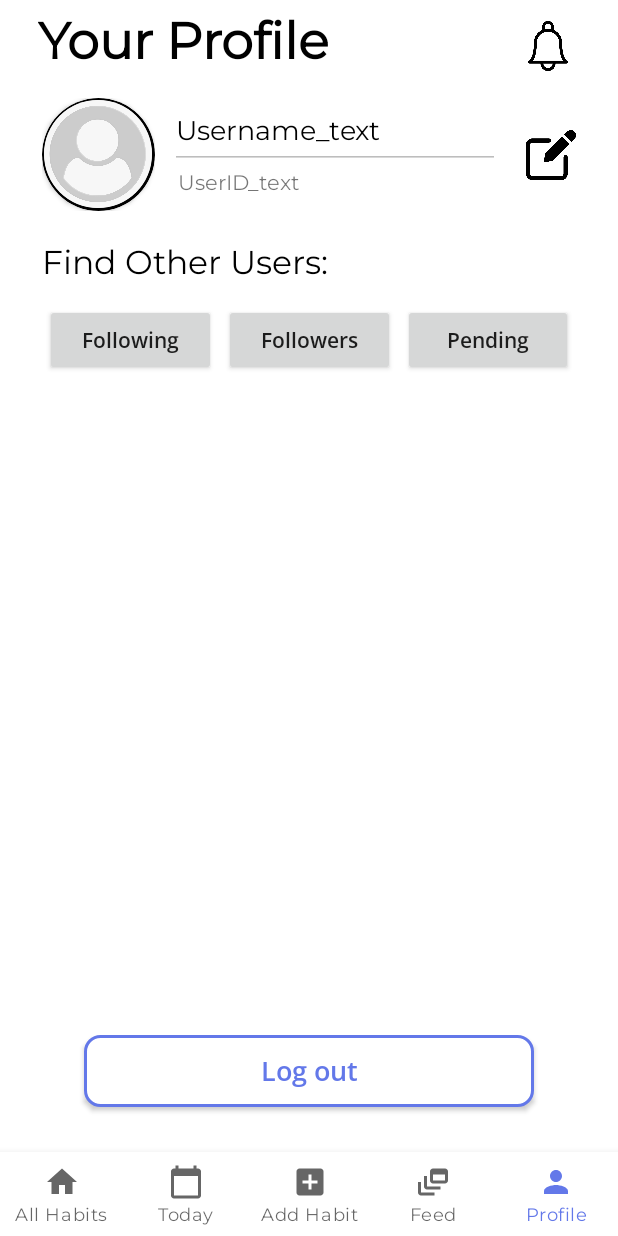
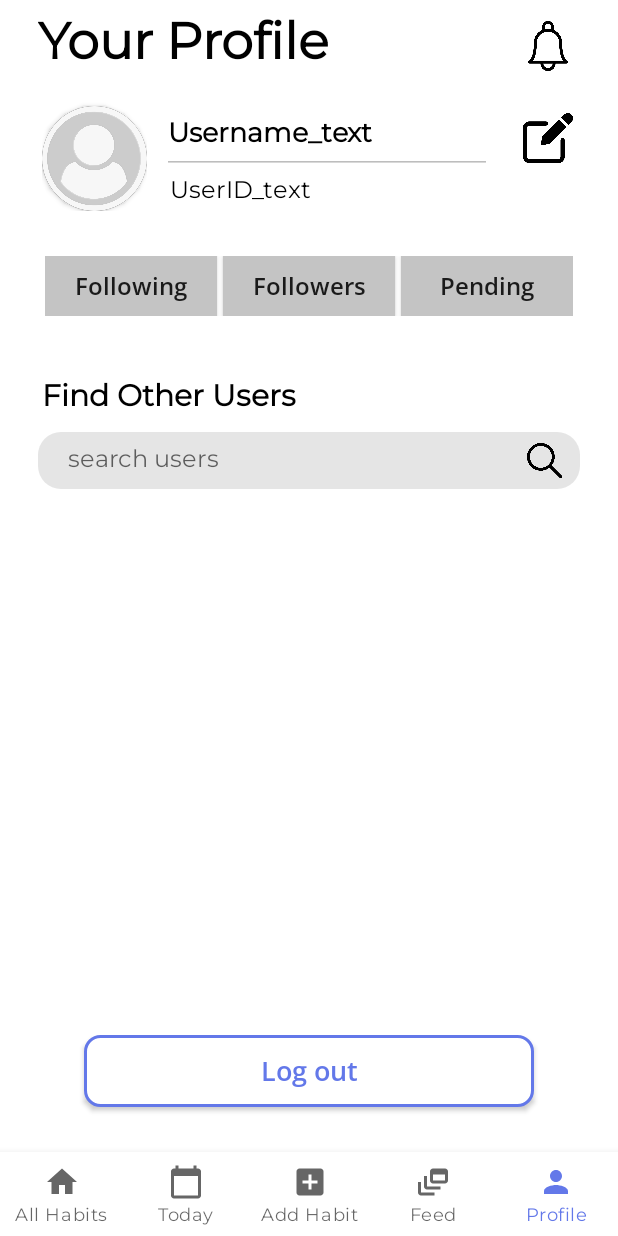
Before and after one commit to CMPUT301F21T03/Alpha-Apps, an Android app: the Profile screen opened through its navigation route, on a phone screen of 412 x 824 dp. Run offline under Robolectric (Android 15) with nearby library versions, the light colour scheme and no system bars; our stand-ins replace Firebase (no records; nobody signed in at launch, a user with empty details on screens opened directly), navigation-ui; libraries missing offline, so code that uses them is left out: com.theartofdev.edmodo; pictures from the network do not load; 9 statements that could not run were skipped.

Commit message:
Move search engine from Feed to Profile

```diff
--- a/app/src/main/java/com/example/habitapp/Fragments/Feed.java
+++ b/app/src/main/java/com/example/habitapp/Fragments/Feed.java
@@ -85,10 +85,10 @@
         Main activity = (Main) getActivity();
         userData = activity.getUserData();
 
-        searchedUserNameEdit = (EditText) view.findViewById(R.id.feed_search_field);
-        // do something
-        ImageButton searchButton = view.findViewById(R.id.feed_search_button);
-        searchButton.setOnClickListener(this::searchButtonPressed);
+//        searchedUserNameEdit = (EditText) view.findViewById(R.id.feed_search_field);
+//        // do something
+//        ImageButton searchButton = view.findViewById(R.id.feed_search_button);
+//        searchButton.setOnClickListener(this::searchButtonPressed);
 
         feedRecyclerView = view.findViewById(R.id.feed_recycler_view);
         eventsAdapter = new EventList(events, this, R.layout.feed_events_listview_content);
@@ -197,36 +197,36 @@
         });
     }
 
-    @RequiresApi(api = Build.VERSION_CODES.O)
-    private void searchButtonPressed(View view) {
-
-        FirebaseFirestore db;
-        db = FirebaseFirestore.getInstance();
-        searchedUserName = searchedUserNameEdit.getText().toString();
-
-        AlertDialog.Builder searchAlert = new AlertDialog.Builder(getActivity())
-                .setNegativeButton("OK", null);
-
-        final DocumentReference findUserRef = db.collection("Doers").document(searchedUserName);
-        findUserRef.get().addOnCompleteListener(new OnCompleteListener<DocumentSnapshot>() {
-            @Override
-            public void onComplete(@NonNull Task<DocumentSnapshot> task) {
-                if (task.isSuccessful()) {
-                    DocumentSnapshot document = task.getResult();
-                    // checks if the username searched exists in database
-                    if (document.exists()) {
-                        Map UserData = document.getData();
-                        // TODO move to user's page
-                        searchAlert.setMessage("Username: \"" + searchedUserName + "\"" + " exists!");
-                        searchAlert.show();
-                    } else {
-                        searchAlert.setMessage("Username: \"" + searchedUserName + "\"" + " doesn't exist");
-                        searchAlert.show();
-                    }
-                }
-            }
-        });
-    }
+//    @RequiresApi(api = Build.VERSION_CODES.O)
+//    private void searchButtonPressed(View view) {
+//
+//        FirebaseFirestore db;
+//        db = FirebaseFirestore.getInstance();
+//        searchedUserName = searchedUserNameEdit.getText().toString();
+//
+//        AlertDialog.Builder searchAlert = new AlertDialog.Builder(getActivity())
+//                .setNegativeButton("OK", null);
+//
+//        final DocumentReference findUserRef = db.collection("Doers").document(searchedUserName);
+//        findUserRef.get().addOnCompleteListener(new OnCompleteListener<DocumentSnapshot>() {
+//            @Override
+//            public void onComplete(@NonNull Task<DocumentSnapshot> task) {
+//                if (task.isSuccessful()) {
+//                    DocumentSnapshot document = task.getResult();
+//                    // checks if the username searched exists in database
+//                    if (document.exists()) {
+//                        Map UserData = document.getData();
+//                        // TODO move to user's page
+//                        searchAlert.setMessage("Username: \"" + searchedUserName + "\"" + " exists!");
+//                        searchAlert.show();
+//                    } else {
+//                        searchAlert.setMessage("Username: \"" + searchedUserName + "\"" + " doesn't exist");
+//                        searchAlert.show();
+//                    }
+//                }
+//            }
+//        });
+//    }
 
     @Override
     public void onEventClick(int position) {
--- a/app/src/main/java/com/example/habitapp/Fragments/Profile.java
+++ b/app/src/main/java/com/example/habitapp/Fragments/Profile.java
@@ -120,7 +120,7 @@
         TextView idView = view.findViewById(R.id.profilelistentry_id);
         profilePicView.setImageBitmap(profile.getProfilePic());
         usernameEditText.setText(profile.getName());
-        idView.setText(profile.getUniqueID());
+        idView.setText("@"+profile.getUniqueID());
     }
 
     public void getUserData(){
--- /dev/null
+++ b/app/src/main/res/drawable/grey_button.xml
@@ -0,0 +1,18 @@
+<?xml version="1.0" encoding="utf-8"?>
+<selector xmlns:android="http://schemas.android.com/apk/res/android">
+    <item android:state_pressed="false">
+        <shape android:shape="rectangle">
+            <solid android:color="#C4C4C4"/>
+            <!--            <corners android:radius="10dp"/>-->
+            <!--            <size-->
+            <!--                android:height="35dp"-->
+            <!--                android:width="300dp" />-->
+        </shape>
+    </item>
+    <item android:state_pressed="true">
+        <shape android:shape="rectangle">
+            <!--            <corners android:radius="10dp"/>-->
+            <solid android:color="#969696"/>
+        </shape>
+    </item>
+</selector>
--- a/app/src/main/res/layout/feed.xml
+++ b/app/src/main/res/layout/feed.xml
@@ -48,39 +48,6 @@
         app:layout_constraintStart_toStartOf="parent"
         app:layout_constraintTop_toTopOf="parent" />
 
-    <EditText
-        android:id="@+id/feed_search_field"
-        android:layout_width="0dp"
-        android:layout_height="wrap_content"
-        android:layout_marginTop="8dp"
-        android:background="@drawable/search_engine"
-        android:ems="10"
-        android:fontFamily="@font/montserrat"
-        android:hint="search users"
-        android:inputType="textPersonName"
-        android:paddingStart="20dp"
-        android:paddingTop="7dp"
-        android:paddingEnd="20dp"
-        android:paddingBottom="7dp"
-        android:textColor="#717171"
-        android:textSize="16sp"
-        android:layout_marginStart="25dp"
-        android:layout_marginEnd="25dp"
-        app:layout_constraintEnd_toEndOf="parent"
-        app:layout_constraintStart_toStartOf="parent"
-        app:layout_constraintTop_toBottomOf="@+id/textView16" />
-
-    <ImageButton
-        android:id="@+id/feed_search_button"
-        android:layout_width="23dp"
-        android:layout_height="23dp"
-        android:layout_marginEnd="12dp"
-        android:background="@drawable/loupe"
-        android:focusable="false"
-        android:scaleType="fitXY"
-        app:layout_constraintBottom_toBottomOf="@+id/feed_search_field"
-        app:layout_constraintEnd_toEndOf="@+id/feed_search_field"
-        app:layout_constraintTop_toTopOf="@+id/feed_search_field" />
 
     <androidx.recyclerview.widget.RecyclerView
         android:id="@+id/feed_recycler_view"
@@ -92,6 +59,6 @@
         app:layout_constraintBottom_toBottomOf="parent"
         app:layout_constraintEnd_toEndOf="parent"
         app:layout_constraintStart_toStartOf="parent"
-        app:layout_constraintTop_toBottomOf="@+id/feed_search_field" />
+        app:layout_constraintTop_toBottomOf="@+id/textView16" />
 
 </androidx.constraintlayout.widget.ConstraintLayout>
--- a/app/src/main/res/layout/profile.xml
+++ b/app/src/main/res/layout/profile.xml
@@ -58,11 +58,10 @@
         android:id="@+id/profile_edit"
         android:layout_width="33dp"
         android:layout_height="33dp"
-        android:layout_marginEnd="28dp"
-
+        android:layout_marginEnd="30dp"
+        android:layout_marginTop="10dp"
         android:scaleType="fitXY"
         android:background="@null"
-        app:layout_constraintBottom_toBottomOf="@+id/constraintLayout"
         app:layout_constraintEnd_toEndOf="parent"
         app:layout_constraintTop_toTopOf="@+id/constraintLayout"
         app:srcCompat="@drawable/edit_icon" />
@@ -71,10 +70,10 @@
         android:id="@+id/profile_save_button"
         android:layout_width="33dp"
         android:layout_height="33dp"
-        android:layout_marginEnd="28dp"
+        android:layout_marginEnd="30dp"
+        android:layout_marginTop="10dp"
         android:scaleType="fitXY"
         android:background="@null"
-        app:layout_constraintBottom_toBottomOf="@+id/constraintLayout"
         app:layout_constraintEnd_toEndOf="parent"
         app:layout_constraintTop_toTopOf="@+id/constraintLayout"
         app:srcCompat="@drawable/save_icon" />
@@ -84,45 +83,48 @@
         android:layout_width="fill_parent"
         android:layout_height="wrap_content"
         android:layout_marginStart="30dp"
-        android:layout_marginTop="10dp"
+        android:layout_marginTop="30dp"
         android:layout_marginEnd="30dp"
         android:orientation="horizontal"
-        app:layout_constraintEnd_toEndOf="parent"
         app:layout_constraintHorizontal_bias="0.81"
         app:layout_constraintStart_toStartOf="parent"
-        app:layout_constraintTop_toBottomOf="@+id/textView18">
+        app:layout_constraintEnd_toEndOf="parent"
+        app:layout_constraintTop_toBottomOf="@+id/constraintLayout">
 
         <android.widget.Button
             android:id="@+id/profile_following"
             android:layout_width="wrap_content"
-            android:layout_height="wrap_content"
-            android:layout_marginEnd="5dp"
+            android:layout_height="40dp"
+            android:layout_marginEnd="4dp"
             android:layout_weight="0.33"
             android:text="Following"
             android:textAllCaps="false"
+            android:background="@drawable/grey_button"
             android:fontFamily="@font/open_sans_semibold"
-            android:textSize="14sp" />
+            android:textSize="16sp" />
 
         <android.widget.Button
             android:id="@+id/profile_followers"
             android:layout_width="wrap_content"
-            android:layout_height="wrap_content"
-            android:layout_marginEnd="5dp"
+            android:layout_height="40dp"
+            android:layout_marginEnd="4dp"
             android:layout_weight="0.33"
             android:text="Followers"
+            android:background="@drawable/grey_button"
             android:textAllCaps="false"
             android:fontFamily="@font/open_sans_semibold"
-            android:textSize="14sp" />
+            android:textSize="16sp" />
 
         <android.widget.Button
             android:id="@+id/profile_pending_button"
             android:layout_width="wrap_content"
-            android:layout_height="wrap_content"
+            android:layout_height="40dp"
             android:layout_weight="0.33"
             android:text="Pending"
+            android:background="@drawable/grey_button"
             android:textAllCaps="false"
             android:fontFamily="@font/open_sans_semibold"
-            android:textSize="14sp" />
+            android:textSize="16sp" />
     </LinearLayout>
 
     <TextView
@@ -130,12 +132,47 @@
         android:layout_width="wrap_content"
         android:layout_height="wrap_content"
         android:layout_marginStart="28dp"
-        android:layout_marginTop="20dp"
-        android:text="Find Other Users:"
+        android:layout_marginTop="40dp"
+        android:text="Find Other Users"
         android:textColor="#000000"
-        android:textSize="22sp"
+        android:textStyle="bold"
+        android:textSize="20sp"
         app:layout_constraintStart_toStartOf="parent"
-        app:layout_constraintTop_toBottomOf="@+id/constraintLayout" />
+        app:layout_constraintTop_toBottomOf="@+id/profile_linearlayout"/>
+
+    <EditText
+        android:id="@+id/profile_search_field"
+        android:layout_width="0dp"
+        android:layout_height="wrap_content"
+        android:layout_marginTop="8dp"
+        android:background="@drawable/search_engine"
+        android:ems="10"
+        android:fontFamily="@font/montserrat"
+        android:hint="search users"
+        android:inputType="textPersonName"
+        android:paddingStart="20dp"
+        android:paddingTop="7dp"
+        android:paddingEnd="20dp"
+        android:paddingBottom="7dp"
+        android:textColor="#717171"
+        android:textSize="16sp"
+        android:layout_marginStart="25dp"
+        android:layout_marginEnd="25dp"
+        app:layout_constraintEnd_toEndOf="parent"
+        app:layout_constraintStart_toStartOf="parent"
+        app:layout_constraintTop_toBottomOf="@+id/textView18" />
+
+    <ImageButton
+        android:id="@+id/profile_search_button"
+        android:layout_width="23dp"
+        android:layout_height="23dp"
+        android:layout_marginEnd="12dp"
+        android:background="@drawable/loupe"
+        android:focusable="false"
+        android:scaleType="fitXY"
+        app:layout_constraintBottom_toBottomOf="@+id/profile_search_field"
+        app:layout_constraintEnd_toEndOf="@+id/profile_search_field"
+        app:layout_constraintTop_toTopOf="@+id/profile_search_field" />
 
     <android.widget.Button
         android:id="@+id/profile_log_out"
--- a/app/src/main/res/layout/profile_list_entry.xml
+++ b/app/src/main/res/layout/profile_list_entry.xml
@@ -19,34 +19,36 @@
 
             <androidx.cardview.widget.CardView
                 android:id="@+id/profilelistentry_pfp_edit_background"
-                android:layout_width="75dp"
-                android:layout_height="75dp"
+                android:layout_width="70dp"
+                android:layout_height="70dp"
                 android:visibility="invisible"
                 app:cardBackgroundColor="@color/purple_200"
                 app:layout_constraintStart_toStartOf="parent"
-                app:layout_constraintTop_toTopOf="parent">
+                app:layout_constraintTop_toTopOf="parent"
+                app:layout_constraintBottom_toBottomOf="parent">
 
             </androidx.cardview.widget.CardView>
 
             <androidx.cardview.widget.CardView
                 android:id="@+id/profilelistentry_pfp_background"
-                android:layout_width="75dp"
-                android:layout_height="75dp"
+                android:layout_width="70dp"
+                android:layout_height="70dp"
                 app:cardBackgroundColor="@color/black"
                 app:cardCornerRadius="250dp"
                 app:layout_constraintStart_toStartOf="parent"
-                app:layout_constraintTop_toTopOf="parent">
+                app:layout_constraintTop_toTopOf="parent"
+                app:layout_constraintBottom_toBottomOf="parent">
 
                 <androidx.cardview.widget.CardView
-                    android:layout_width="72dp"
-                    android:layout_height="72dp"
-                    android:layout_gravity="center"
+                    android:layout_width="70dp"
+                    android:layout_height="70dp"
                     app:cardCornerRadius="250dp">
 
                     <ImageView
                         android:id="@+id/profilelistentry_photo"
-                        android:layout_width="72dp"
-                        android:layout_height="72dp"
+                        android:layout_width="70dp"
+                        android:layout_height="70dp"
+                        android:layout_gravity="center_vertical"
                         android:scaleType="centerCrop"
                         android:src="@drawable/default_user_icon" />
 
@@ -58,7 +60,7 @@
 
         <LinearLayout
             android:layout_width="match_parent"
-            android:layout_height="match_parent"
+            android:layout_height="fill_parent"
             android:orientation="vertical"
             android:paddingLeft="10dp">
 
@@ -66,19 +68,24 @@
                 android:id="@+id/profilelistentry_username"
                 android:layout_width="match_parent"
                 android:layout_height="wrap_content"
+                android:layout_weight="0.4"
+                android:ems="10"
+                android:textStyle="bold"
+                android:textSize="18sp"
+                android:inputType="textMultiLine"
                 android:textColor="@color/black"
-                android:ems="10"
-                android:enabled="false"
-                android:inputType="textPersonName"
                 android:text="Username_text" />
 
             <TextView
                 android:id="@+id/profilelistentry_id"
                 android:layout_width="match_parent"
                 android:layout_height="wrap_content"
-                android:layout_marginLeft="5dp"
+                android:layout_marginStart="5dp"
+                android:layout_weight="0.6"
+                android:gravity="top"
                 android:text="UserID_text"
-                android:textAlignment="viewStart" />
+                android:textColor="@color/black"
+                android:textSize="16sp" />
 
         </LinearLayout>
     </LinearLayout>
```
